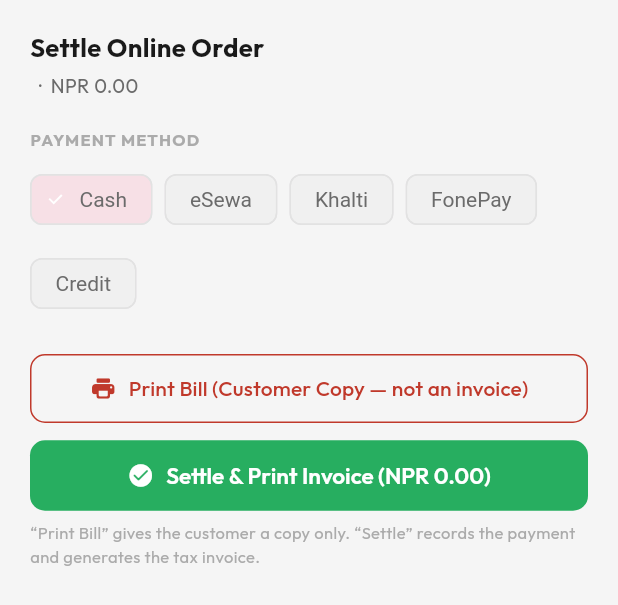
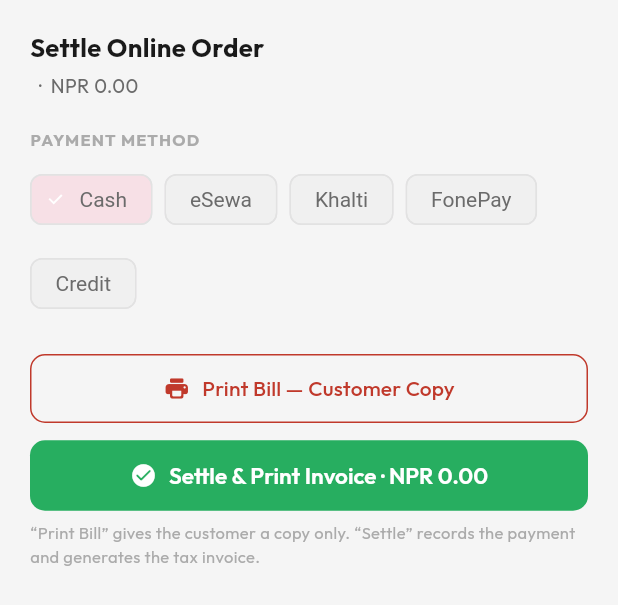
Before and after one commit to himnex-solutions/katiyastations, a Flutter app: the _SettleOnlineSheet widget shown alone on an empty page, opened directly with empty values, on a phone screen of 412 x 824 dp. Shown: the top 605 px of the screen. Run offline on Flutter 3.47's test engine with Material 3 defaults, Android fonts, the phone set to English and light mode, and no system bars; our stand-ins replace audioplayers, cached_network_image, connectivity_plus, dio, equatable, file_picker and 16 more; missing offline and left inert: esc_pos_utils_plus, excel, file_saver, flutter_pos_printer_platform_image_3, pluto_grid; accounts and stored records are empty; generated files the repository leaves out were written again.

Commit message:
overflow fixed

```diff
--- a/lib/features/cashier/presentation/screens/online_orders_screen.dart
+++ b/lib/features/cashier/presentation/screens/online_orders_screen.dart
@@ -836,33 +836,44 @@
           // ── Print a customer copy BEFORE taking payment (not an invoice) ──
           SizedBox(
             width: double.infinity,
-            child: OutlinedButton.icon(
+            child: OutlinedButton(
               onPressed: _busy ? null : _printCustomerCopy,
               style: OutlinedButton.styleFrom(
                   foregroundColor: AppColors.primary,
                   side: const BorderSide(color: AppColors.primary),
                   padding: const EdgeInsets.symmetric(vertical: 13)),
-              icon: const Icon(Icons.print_rounded, size: 18),
-              label: const Text('Print Bill (Customer Copy — not an invoice)'),
+              child: const Row(mainAxisAlignment: MainAxisAlignment.center, children: [
+                Icon(Icons.print_rounded, size: 18),
+                SizedBox(width: 8),
+                Flexible(
+                    child: Text('Print Bill — Customer Copy', overflow: TextOverflow.ellipsis)),
+              ]),
             ),
           ),
           const SizedBox(height: 10),
           // ── Settle AFTER payment is received: invoice + payment recorded ──
           SizedBox(
             width: double.infinity,
-            child: ElevatedButton.icon(
+            child: ElevatedButton(
               onPressed: _busy ? null : _settle,
               style: ElevatedButton.styleFrom(
                   backgroundColor: AppColors.success,
                   foregroundColor: Colors.white,
                   padding: const EdgeInsets.symmetric(vertical: 14)),
-              icon: _busy
-                  ? const SizedBox(
+              child: Row(mainAxisAlignment: MainAxisAlignment.center, children: [
+                if (_busy)
+                  const SizedBox(
                       width: 16, height: 16, child: CircularProgressIndicator(strokeWidth: 2, color: Colors.white))
-                  : const Icon(Icons.check_circle_rounded, size: 18),
-              label: Text(_busy
-                  ? 'Working…'
-                  : 'Settle & Print Invoice (NPR ${_money.format(total)})'),
+                else
+                  const Icon(Icons.check_circle_rounded, size: 18),
+                const SizedBox(width: 8),
+                Flexible(
+                  child: Text(
+                    _busy ? 'Working…' : 'Settle & Print Invoice · NPR ${_money.format(total)}',
+                    overflow: TextOverflow.ellipsis,
+                  ),
+                ),
+              ]),
             ),
           ),
           const SizedBox(height: 6),
```
